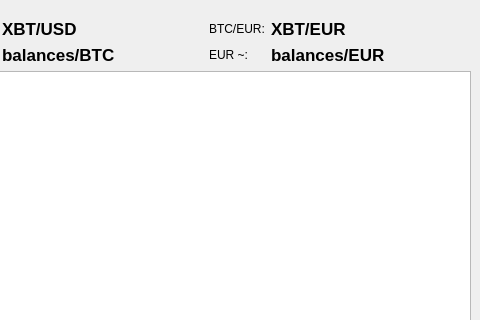
This is trader.ui in frans-fuerst/ticker as Qt 5 draws it before an edit; both pictures show x 607 to 1087 and y 0 to 320 of the 1087 by 926 pixel window. The edited form follows.
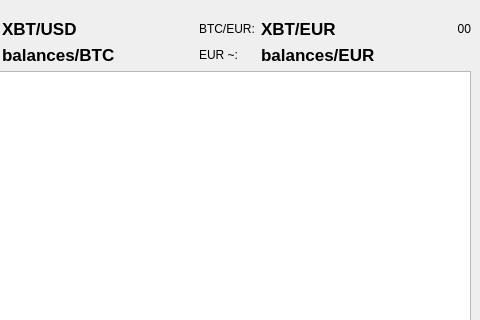
This is the edited form.

Commit message: lasat update info

The edit to the form file:
```diff
--- a/trader.ui
+++ b/trader.ui
@@ -136,6 +136,22 @@
           </property>
          </widget>
         </item>
+        <item row="0" column="4">
+         <widget class="QLabel" name="lbl_last_update">
+          <property name="sizePolicy">
+           <sizepolicy hsizetype="Maximum" vsizetype="Preferred">
+            <horstretch>0</horstretch>
+            <verstretch>0</verstretch>
+           </sizepolicy>
+          </property>
+          <property name="text">
+           <string>00</string>
+          </property>
+          <property name="alignment">
+           <set>Qt::AlignRight|Qt::AlignTrailing|Qt::AlignVCenter</set>
+          </property>
+         </widget>
+        </item>
        </layout>
       </item>
       <item>
```
The commit also changes 2 other files.
